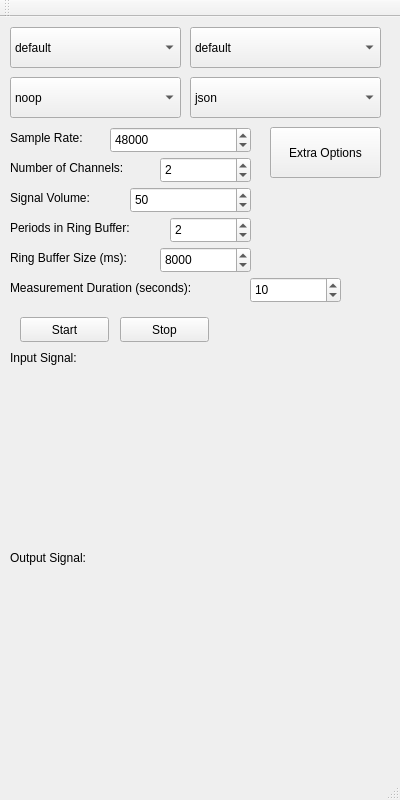
Qt form src/Signal-Estimator-GUI/mainwindow.ui (gavv/signal-estimator) before a commit.
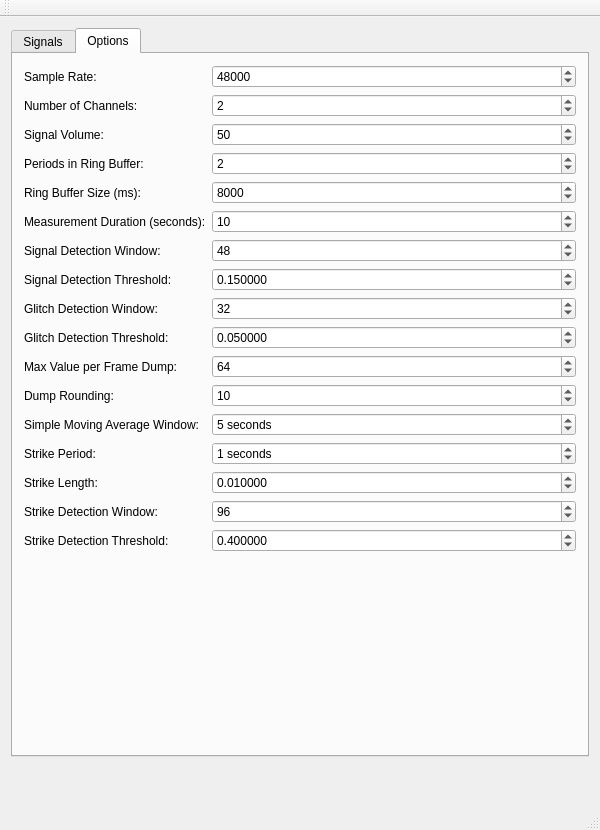
The same form after that commit. The open tabs and pages were chosen to show the change. Custom widgets are drawn as their Qt base class.

Patch:
```diff
--- a/src/Signal-Estimator-GUI/mainwindow.ui
+++ b/src/Signal-Estimator-GUI/mainwindow.ui
@@ -6,41 +6,74 @@
    <rect>
     <x>0</x>
     <y>0</y>
-    <width>400</width>
+    <width>600</width>
+    <height>830</height>
+   </rect>
+  </property>
+  <property name="minimumSize">
+   <size>
+    <width>600</width>
     <height>800</height>
-   </rect>
+   </size>
   </property>
   <property name="windowTitle">
    <string>Signal Estimator</string>
   </property>
   <widget class="QWidget" name="centralWidget">
-   <widget class="QComboBox" name="InputDevices">
+   <layout class="QVBoxLayout" name="verticalLayout_2">
+    <item>
+     <widget class="QTabWidget" name="Tabs">
+      <property name="currentIndex">
+       <number>0</number>
+      </property>
+      <widget class="QWidget" name="Signals">
+       <attribute name="title">
+        <string>Signals</string>
+       </attribute>
+       <layout class="QFormLayout" name="formLayout_2">
+        <item row="0" column="1">
+         <widget class="QScrollArea" name="scrollArea">
+          <property name="minimumSize">
+           <size>
+            <width>0</width>
+            <height>700</height>
+           </size>
+          </property>
+          <property name="widgetResizable">
+           <bool>true</bool>
+          </property>
+          <widget class="QWidget" name="scrollAreaWidgetContents_2">
     <property name="geometry">
      <rect>
-      <x>10</x>
-      <y>10</y>
-      <width>171</width>
-      <height>41</height>
-     </rect>
-    </property>
-    <property name="toolTip">
-     <string>&lt;html&gt;&lt;head/&gt;&lt;body&gt;&lt;p&gt;Select the desired input device.&lt;/p&gt;&lt;/body&gt;&lt;/html&gt;</string>
-    </property>
-    <item>
-     <property name="text">
-      <string>default</string>
-     </property>
-    </item>
-   </widget>
+             <x>0</x>
+             <y>0</y>
+             <width>552</width>
+             <height>698</height>
+            </rect>
+           </property>
+           <layout class="QFormLayout" name="formLayout_4">
+            <property name="horizontalSpacing">
+             <number>4</number>
+            </property>
+            <property name="verticalSpacing">
+             <number>4</number>
+            </property>
+            <property name="leftMargin">
+             <number>4</number>
+            </property>
+            <property name="topMargin">
+             <number>4</number>
+            </property>
+            <property name="rightMargin">
+             <number>4</number>
+            </property>
+            <property name="bottomMargin">
+             <number>4</number>
+            </property>
+            <item row="0" column="0" colspan="2">
+             <layout class="QGridLayout" name="gridLayout">
+              <item row="1" column="1">
    <widget class="QComboBox" name="OutputDevices">
-    <property name="geometry">
-     <rect>
-      <x>190</x>
-      <y>10</y>
-      <width>191</width>
-      <height>41</height>
-     </rect>
-    </property>
     <property name="toolTip">
      <string>&lt;html&gt;&lt;head/&gt;&lt;body&gt;&lt;p&gt;Select the desired output device.&lt;/p&gt;&lt;/body&gt;&lt;/html&gt;</string>
     </property>
@@ -50,15 +83,19 @@
      </property>
     </item>
    </widget>
+              </item>
+              <item row="4" column="0">
+               <widget class="QLabel" name="label_3">
+                <property name="text">
+                 <string>Input Device:</string>
+                </property>
+                <property name="alignment">
+                 <set>Qt::AlignRight|Qt::AlignTrailing|Qt::AlignVCenter</set>
+                </property>
+               </widget>
+              </item>
+              <item row="5" column="1">
    <widget class="QComboBox" name="Modes">
-    <property name="geometry">
-     <rect>
-      <x>10</x>
-      <y>60</y>
-      <width>171</width>
-      <height>41</height>
-     </rect>
-    </property>
     <property name="toolTip">
      <string>&lt;html&gt;&lt;head/&gt;&lt;body&gt;&lt;p&gt;Select the desired mode&lt;/p&gt;&lt;/body&gt;&lt;/html&gt;</string>
     </property>
@@ -78,63 +115,45 @@
      </property>
     </item>
    </widget>
-   <widget class="QSpinBox" name="SampleRate">
-    <property name="geometry">
-     <rect>
-      <x>110</x>
-      <y>110</y>
-      <width>141</width>
-      <height>26</height>
-     </rect>
-    </property>
-    <property name="minimum">
-     <number>1</number>
-    </property>
-    <property name="maximum">
-     <number>2147483647</number>
-    </property>
-    <property name="value">
-     <number>48000</number>
-    </property>
-   </widget>
-   <widget class="QLabel" name="SampleRateLabel">
-    <property name="geometry">
-     <rect>
-      <x>10</x>
-      <y>110</y>
-      <width>101</width>
-      <height>21</height>
-     </rect>
-    </property>
+              </item>
+              <item row="5" column="0">
+               <widget class="QLabel" name="label_2">
+                <property name="text">
+                 <string>Mode :</string>
+                </property>
+                <property name="alignment">
+                 <set>Qt::AlignRight|Qt::AlignTrailing|Qt::AlignVCenter</set>
+                </property>
+               </widget>
+              </item>
+              <item row="1" column="0">
+               <widget class="QLabel" name="label">
     <property name="text">
-     <string>Sample Rate:</string>
-    </property>
-   </widget>
-   <widget class="QPushButton" name="StartButton">
-    <property name="geometry">
-     <rect>
-      <x>20</x>
-      <y>300</y>
-      <width>89</width>
-      <height>25</height>
-     </rect>
-    </property>
+                 <string>Output Device :</string>
+                </property>
+                <property name="alignment">
+                 <set>Qt::AlignRight|Qt::AlignTrailing|Qt::AlignVCenter</set>
+                </property>
+               </widget>
+              </item>
+              <item row="4" column="1">
+               <widget class="QComboBox" name="InputDevices">
     <property name="toolTip">
-     <string>&lt;html&gt;&lt;head/&gt;&lt;body&gt;&lt;p&gt;Run signal-estimator and graph the results&lt;/p&gt;&lt;/body&gt;&lt;/html&gt;</string>
-    </property>
+                 <string>&lt;html&gt;&lt;head/&gt;&lt;body&gt;&lt;p&gt;Select the desired input device.&lt;/p&gt;&lt;/body&gt;&lt;/html&gt;</string>
+                </property>
+                <item>
     <property name="text">
-     <string>Start</string>
-    </property>
-   </widget>
+                  <string>default</string>
+                 </property>
+                </item>
+               </widget>
+              </item>
+             </layout>
+            </item>
+            <item row="1" column="1">
+             <layout class="QHBoxLayout" name="horizontalLayout">
+              <item>
    <widget class="QPushButton" name="StopButton">
-    <property name="geometry">
-     <rect>
-      <x>120</x>
-      <y>300</y>
-      <width>89</width>
-      <height>25</height>
-     </rect>
-    </property>
     <property name="toolTip">
      <string>&lt;html&gt;&lt;head/&gt;&lt;body&gt;&lt;p&gt;Stop graphing. Please wait for the sounds of signal-estimator to stop&lt;/p&gt;&lt;/body&gt;&lt;/html&gt;</string>
     </property>
@@ -142,38 +161,53 @@
      <string>Stop</string>
     </property>
    </widget>
-   <widget class="QComboBox" name="Format">
-    <property name="geometry">
-     <rect>
-      <x>190</x>
-      <y>60</y>
-      <width>191</width>
-      <height>41</height>
-     </rect>
-    </property>
+              </item>
+              <item>
+               <widget class="QPushButton" name="StartButton">
     <property name="toolTip">
-     <string>&lt;html&gt;&lt;head/&gt;&lt;body&gt;&lt;p&gt;Select the desired format.&lt;/p&gt;&lt;/body&gt;&lt;/html&gt;</string>
-    </property>
-    <item>
+                 <string>&lt;html&gt;&lt;head/&gt;&lt;body&gt;&lt;p&gt;Run signal-estimator and graph the results&lt;/p&gt;&lt;/body&gt;&lt;/html&gt;</string>
+                </property>
      <property name="text">
-      <string>json</string>
-     </property>
-    </item>
-    <item>
+                 <string>Start</string>
+                </property>
+               </widget>
+              </item>
+             </layout>
+            </item>
+            <item row="2" column="0">
+             <widget class="QLabel" name="OutputLabel">
      <property name="text">
-      <string>text</string>
-     </property>
-    </item>
-   </widget>
-   <widget class="QSpinBox" name="NumChannels">
-    <property name="geometry">
-     <rect>
-      <x>160</x>
-      <y>140</y>
-      <width>91</width>
-      <height>26</height>
-     </rect>
-    </property>
+               <string>Output (Emitted) == red / Input (Captured) == blue</string>
+              </property>
+             </widget>
+            </item>
+            <item row="3" column="0" colspan="2">
+             <widget class="QwtPlot" name="OutputSig">
+              <property name="autoReplot">
+               <bool>false</bool>
+              </property>
+             </widget>
+            </item>
+           </layout>
+          </widget>
+         </widget>
+        </item>
+       </layout>
+      </widget>
+      <widget class="QWidget" name="Options">
+       <attribute name="title">
+        <string>Options</string>
+       </attribute>
+       <layout class="QFormLayout" name="formLayout">
+        <item row="0" column="0">
+         <widget class="QLabel" name="SampleRateLabel">
+          <property name="text">
+           <string>Sample Rate:</string>
+          </property>
+         </widget>
+        </item>
+        <item row="0" column="1">
+         <widget class="QSpinBox" name="SampleRate">
     <property name="minimum">
      <number>1</number>
     </property>
@@ -181,44 +215,39 @@
      <number>2147483647</number>
     </property>
     <property name="value">
-     <number>2</number>
-    </property>
-   </widget>
+           <number>48000</number>
+          </property>
+         </widget>
+        </item>
+        <item row="1" column="0">
    <widget class="QLabel" name="NumChannelsLabel">
-    <property name="geometry">
-     <rect>
-      <x>10</x>
-      <y>140</y>
-      <width>151</width>
-      <height>21</height>
-     </rect>
-    </property>
     <property name="text">
      <string>Number of Channels:</string>
     </property>
    </widget>
+        </item>
+        <item row="1" column="1">
+         <widget class="QSpinBox" name="NumChannels">
+          <property name="minimum">
+           <number>1</number>
+          </property>
+          <property name="maximum">
+           <number>2147483647</number>
+          </property>
+          <property name="value">
+           <number>2</number>
+          </property>
+         </widget>
+        </item>
+        <item row="2" column="0">
    <widget class="QLabel" name="VolumeLabel_2">
-    <property name="geometry">
-     <rect>
-      <x>10</x>
-      <y>170</y>
-      <width>111</width>
-      <height>21</height>
-     </rect>
-    </property>
     <property name="text">
      <string>Signal Volume:</string>
     </property>
    </widget>
+        </item>
+        <item row="2" column="1">
    <widget class="QSpinBox" name="SignalVolume">
-    <property name="geometry">
-     <rect>
-      <x>130</x>
-      <y>170</y>
-      <width>121</width>
-      <height>26</height>
-     </rect>
-    </property>
     <property name="minimum">
      <number>0</number>
     </property>
@@ -232,28 +261,16 @@
      <number>50</number>
     </property>
    </widget>
+        </item>
+        <item row="3" column="0">
    <widget class="QLabel" name="PRBLabel">
-    <property name="geometry">
-     <rect>
-      <x>10</x>
-      <y>200</y>
-      <width>161</width>
-      <height>21</height>
-     </rect>
-    </property>
     <property name="text">
      <string>Periods in Ring Buffer:</string>
     </property>
    </widget>
+        </item>
+        <item row="3" column="1">
    <widget class="QSpinBox" name="PRB">
-    <property name="geometry">
-     <rect>
-      <x>170</x>
-      <y>200</y>
-      <width>81</width>
-      <height>26</height>
-     </rect>
-    </property>
     <property name="minimum">
      <number>0</number>
     </property>
@@ -267,50 +284,16 @@
      <number>2</number>
     </property>
    </widget>
-   <widget class="QSpinBox" name="RBS">
-    <property name="geometry">
-     <rect>
-      <x>160</x>
-      <y>230</y>
-      <width>91</width>
-      <height>26</height>
-     </rect>
-    </property>
-    <property name="minimum">
-     <number>0</number>
-    </property>
-    <property name="maximum">
-     <number>2147483647</number>
-    </property>
-    <property name="singleStep">
-     <number>1</number>
-    </property>
-    <property name="value">
-     <number>8000</number>
-    </property>
-   </widget>
+        </item>
+        <item row="4" column="0">
    <widget class="QLabel" name="RBSLabel">
-    <property name="geometry">
-     <rect>
-      <x>10</x>
-      <y>230</y>
-      <width>151</width>
-      <height>21</height>
-     </rect>
-    </property>
     <property name="text">
      <string>Ring Buffer Size (ms):</string>
     </property>
    </widget>
-   <widget class="QSpinBox" name="Duration">
-    <property name="geometry">
-     <rect>
-      <x>250</x>
-      <y>260</y>
-      <width>91</width>
-      <height>26</height>
-     </rect>
-    </property>
+        </item>
+        <item row="4" column="1">
+         <widget class="QSpinBox" name="RBS">
     <property name="minimum">
      <number>0</number>
     </property>
@@ -321,87 +304,287 @@
      <number>1</number>
     </property>
     <property name="value">
-     <number>10</number>
-    </property>
-   </widget>
+           <number>8000</number>
+          </property>
+         </widget>
+        </item>
+        <item row="5" column="0">
    <widget class="QLabel" name="DurationLabel">
-    <property name="geometry">
-     <rect>
-      <x>10</x>
-      <y>260</y>
-      <width>231</width>
-      <height>21</height>
-     </rect>
-    </property>
     <property name="text">
      <string>Measurement Duration (seconds):</string>
     </property>
    </widget>
-   <widget class="QLabel" name="InputLabel">
-    <property name="geometry">
-     <rect>
-      <x>10</x>
-      <y>330</y>
-      <width>101</width>
-      <height>21</height>
-     </rect>
-    </property>
+        </item>
+        <item row="5" column="1">
+         <widget class="QSpinBox" name="Duration">
+          <property name="minimum">
+           <number>0</number>
+          </property>
+          <property name="maximum">
+           <number>2147483647</number>
+          </property>
+          <property name="singleStep">
+           <number>1</number>
+          </property>
+          <property name="value">
+           <number>10</number>
+          </property>
+         </widget>
+        </item>
+        <item row="6" column="0">
+         <widget class="QLabel" name="Label1_6">
     <property name="text">
-     <string>Input Signal:</string>
-    </property>
-   </widget>
-   <widget class="QLabel" name="OutputLabel">
-    <property name="geometry">
-     <rect>
-      <x>10</x>
-      <y>530</y>
-      <width>101</width>
-      <height>21</height>
-     </rect>
-    </property>
+           <string>Signal Detection Window:</string>
+          </property>
+         </widget>
+        </item>
+        <item row="6" column="1">
+         <widget class="QSpinBox" name="SigDW">
+          <property name="suffix">
+           <string/>
+          </property>
+          <property name="maximum">
+           <number>2147483647</number>
+          </property>
+          <property name="value">
+           <number>48</number>
+          </property>
+         </widget>
+        </item>
+        <item row="7" column="0">
+         <widget class="QLabel" name="Label1_7">
     <property name="text">
-     <string>Output Signal:</string>
-    </property>
-   </widget>
-   <widget class="QwtPlot" name="InputSig">
-    <property name="geometry">
-     <rect>
-      <x>10</x>
-      <y>360</y>
-      <width>371</width>
-      <height>161</height>
-     </rect>
-    </property>
-   </widget>
-   <widget class="QwtPlot" name="OutputSig">
-    <property name="geometry">
-     <rect>
-      <x>10</x>
-      <y>560</y>
-      <width>371</width>
-      <height>161</height>
-     </rect>
-    </property>
-    <property name="autoReplot">
-     <bool>false</bool>
-    </property>
-   </widget>
-   <widget class="QPushButton" name="MoreOptionsButton">
-    <property name="geometry">
-     <rect>
-      <x>270</x>
-      <y>110</y>
-      <width>111</width>
-      <height>51</height>
-     </rect>
-    </property>
-    <property name="toolTip">
-     <string>&lt;html&gt;&lt;head/&gt;&lt;body&gt;&lt;p&gt;Open a window containing more options&lt;/p&gt;&lt;/body&gt;&lt;/html&gt;</string>
-    </property>
+           <string>Signal Detection Threshold:</string>
+          </property>
+         </widget>
+        </item>
+        <item row="7" column="1">
+         <widget class="QDoubleSpinBox" name="SigDT">
+          <property name="decimals">
+           <number>6</number>
+          </property>
+          <property name="maximum">
+           <double>1.000000000000000</double>
+          </property>
+          <property name="singleStep">
+           <double>0.010000000000000</double>
+          </property>
+          <property name="value">
+           <double>0.150000000000000</double>
+          </property>
+         </widget>
+        </item>
+        <item row="8" column="0">
+         <widget class="QLabel" name="Label1_8">
+          <property name="text">
+           <string>Glitch Detection Window:</string>
+          </property>
+         </widget>
+        </item>
+        <item row="8" column="1">
+         <widget class="QSpinBox" name="GliDW">
+          <property name="suffix">
+           <string/>
+          </property>
+          <property name="maximum">
+           <number>2147483647</number>
+          </property>
+          <property name="value">
+           <number>32</number>
+          </property>
+         </widget>
+        </item>
+        <item row="9" column="0">
+         <widget class="QLabel" name="Label1_9">
+          <property name="text">
+           <string>Glitch Detection Threshold:</string>
+          </property>
+         </widget>
+        </item>
+        <item row="9" column="1">
+         <widget class="QDoubleSpinBox" name="GliDT">
+          <property name="decimals">
+           <number>6</number>
+          </property>
+          <property name="maximum">
+           <double>1.000000000000000</double>
+          </property>
+          <property name="singleStep">
+           <double>0.010000000000000</double>
+          </property>
+          <property name="value">
+           <double>0.050000000000000</double>
+          </property>
+         </widget>
+        </item>
+        <item row="10" column="0">
+         <widget class="QLabel" name="Label1_10">
     <property name="text">
-     <string>Extra Options</string>
-    </property>
-   </widget>
+           <string>Max Value per Frame Dump:</string>
+          </property>
+         </widget>
+        </item>
+        <item row="10" column="1">
+         <widget class="QSpinBox" name="MVFD">
+          <property name="suffix">
+           <string/>
+          </property>
+          <property name="maximum">
+           <number>2147483647</number>
+          </property>
+          <property name="value">
+           <number>64</number>
+          </property>
+         </widget>
+        </item>
+        <item row="11" column="0">
+         <widget class="QLabel" name="Label1_11">
+          <property name="text">
+           <string>Dump Rounding:</string>
+          </property>
+         </widget>
+        </item>
+        <item row="11" column="1">
+         <widget class="QSpinBox" name="DR">
+          <property name="suffix">
+           <string/>
+          </property>
+          <property name="maximum">
+           <number>2147483647</number>
+          </property>
+          <property name="value">
+           <number>10</number>
+          </property>
+         </widget>
+        </item>
+        <item row="12" column="0">
+         <widget class="QLabel" name="Label1">
+          <property name="text">
+           <string>Simple Moving Average Window:</string>
+          </property>
+         </widget>
+        </item>
+        <item row="12" column="1">
+         <widget class="QSpinBox" name="SMA">
+          <property name="suffix">
+           <string> seconds</string>
+          </property>
+          <property name="maximum">
+           <number>2147483647</number>
+          </property>
+          <property name="value">
+           <number>5</number>
+          </property>
+         </widget>
+        </item>
+        <item row="13" column="0">
+         <widget class="QLabel" name="Label1_2">
+          <property name="text">
+           <string>Strike Period:</string>
+          </property>
+         </widget>
+        </item>
+        <item row="13" column="1">
+         <widget class="QSpinBox" name="StrikePeriod">
+          <property name="suffix">
+           <string> seconds</string>
+          </property>
+          <property name="maximum">
+           <number>2147483647</number>
+          </property>
+          <property name="value">
+           <number>1</number>
+          </property>
+         </widget>
+        </item>
+        <item row="14" column="0">
+         <widget class="QLabel" name="Label1_3">
+          <property name="text">
+           <string>Strike Length:</string>
+          </property>
+         </widget>
+        </item>
+        <item row="14" column="1">
+         <widget class="QDoubleSpinBox" name="StrikeLength">
+          <property name="decimals">
+           <number>6</number>
+          </property>
+          <property name="maximum">
+           <double>1.000000000000000</double>
+          </property>
+          <property name="singleStep">
+           <double>0.010000000000000</double>
+          </property>
+          <property name="value">
+           <double>0.010000000000000</double>
+          </property>
+         </widget>
+        </item>
+        <item row="15" column="0">
+         <widget class="QLabel" name="Label1_4">
+          <property name="text">
+           <string>Strike Detection Window:</string>
+          </property>
+         </widget>
+        </item>
+        <item row="15" column="1">
+         <widget class="QSpinBox" name="StrDW">
+          <property name="suffix">
+           <string/>
+          </property>
+          <property name="minimum">
+           <number>0</number>
+          </property>
+          <property name="maximum">
+           <number>2147483647</number>
+          </property>
+          <property name="value">
+           <number>96</number>
+          </property>
+         </widget>
+        </item>
+        <item row="16" column="0">
+         <widget class="QLabel" name="Label1_5">
+          <property name="text">
+           <string>Strike Detection Threshold:</string>
+          </property>
+         </widget>
+        </item>
+        <item row="16" column="1">
+         <widget class="QDoubleSpinBox" name="StrDT">
+          <property name="decimals">
+           <number>6</number>
+          </property>
+          <property name="maximum">
+           <double>1.000000000000000</double>
+          </property>
+          <property name="singleStep">
+           <double>0.010000000000000</double>
+          </property>
+          <property name="value">
+           <double>0.400000000000000</double>
+          </property>
+         </widget>
+        </item>
+       </layout>
+      </widget>
+     </widget>
+    </item>
+    <item>
+     <widget class="QLabel" name="ErrorLabel">
+      <property name="text">
+       <string/>
+      </property>
+     </widget>
+    </item>
+    <item>
+     <widget class="QLabel" name="ErrorLabel_2">
+      <property name="text">
+       <string/>
+      </property>
+     </widget>
+    </item>
+   </layout>
   </widget>
   <widget class="QMenuBar" name="menuBar">
    <property name="geometry">
```
Left out of the diff: 2 changed lines with no effect on the pictures. Lines whose indentation alone changed are shown as unchanged.
